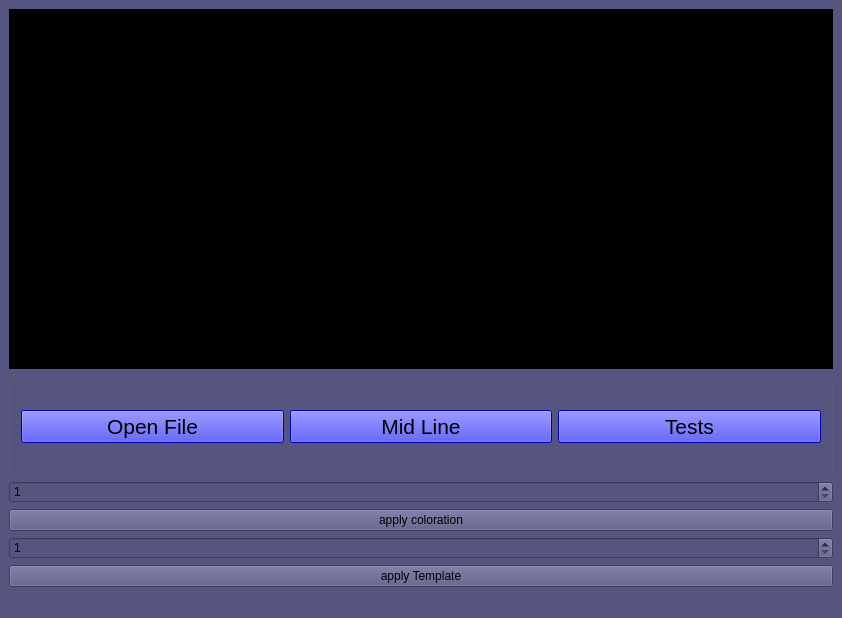
Qt form image.ui (moamen-gamal/Digital-Smile-Design) before a commit.
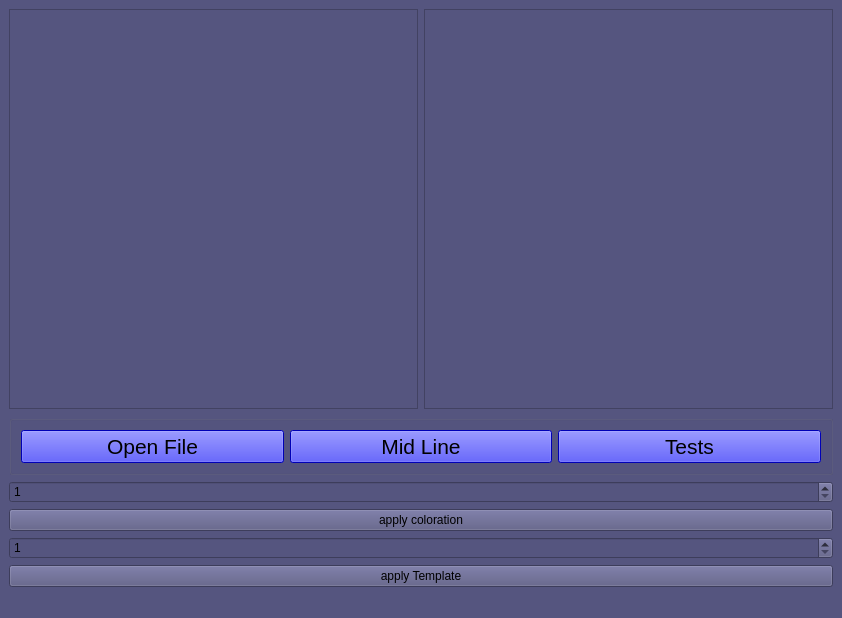
The same form after that commit.

```diff
--- a/image.ui
+++ b/image.ui
@@ -127,20 +127,14 @@
     <item row="0" column="0">
      <layout class="QVBoxLayout" name="verticalLayout_2">
       <item>
-       <widget class="QLabel" name="label">
-        <property name="styleSheet">
-         <string notr="true">background-color: rgb(0, 0, 0);</string>
-        </property>
-        <property name="text">
-         <string/>
-        </property>
-        <property name="scaledContents">
-         <bool>true</bool>
-        </property>
-        <property name="alignment">
-         <set>Qt::AlignCenter</set>
-        </property>
-       </widget>
+       <layout class="QHBoxLayout" name="horizontalLayout_2">
+        <item>
+         <widget class="QGraphicsView" name="graphicsView_2"/>
+        </item>
+        <item>
+         <widget class="QGraphicsView" name="graphicsView"/>
+        </item>
+       </layout>
       </item>
      </layout>
     </item>
```
